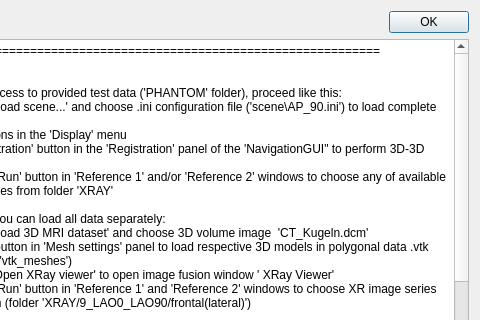
Above: src/gui/UsageDialog.ui from ExCaVI-Ulm/3D-XGuide before the change; both pictures show x 91 to 571 and y 0 to 320 of the 571 by 600 pixel window. Below: the same form after it.
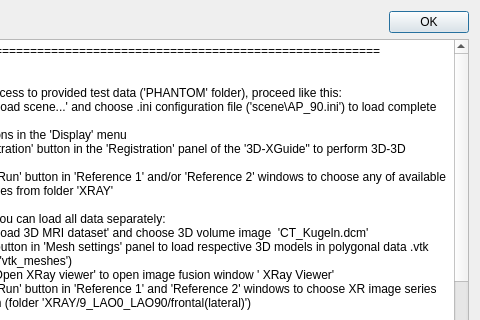
That is the form after the change.

The edit to the form file:
```diff
--- a/src/gui/UsageDialog.ui
+++ b/src/gui/UsageDialog.ui
@@ -39,7 +39,7 @@
 If you have access to provided test data ('PHANTOM' folder), proceed like this:
 - go to 'File | Load scene...' and choose .ini configuration file ('scene\AP_90.ini') to load complete 3D scene
 - use the options in the 'Display' menu
-- press 'Registration' button in the 'Registration' panel of the 'NavigationGUI&quot; to perform 3D-3D registration
+- press 'Registration' button in the 'Registration' panel of the '3D-XGuide&quot; to perform 3D-3D registration
 - press 'Load Run' button in 'Reference 1' and/or 'Reference 2' windows to choose any of available XR image series from folder 'XRAY'
 
 Alternatively you can load all data separately:
```
